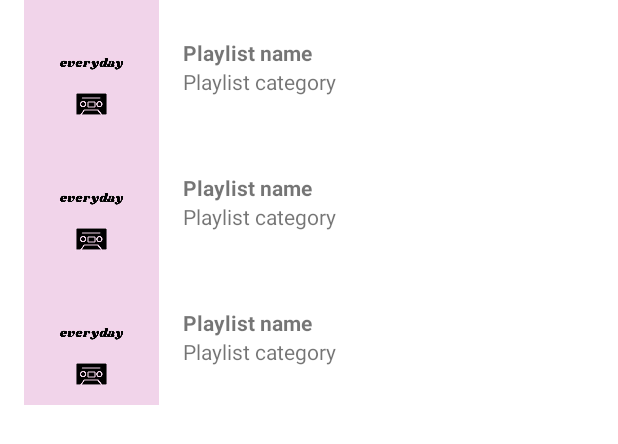
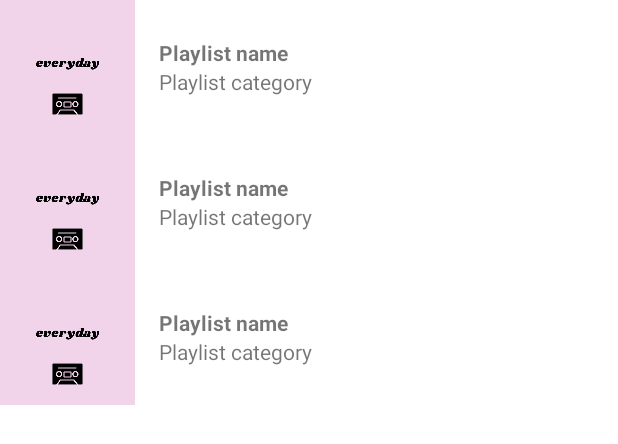
Before and after one commit to asfroggen/TDDWorkshop, an Android app: the layout fragment_playlists.xml on its own in the app's theme, with its tools: preview values and no code run, on a phone screen of 412 x 824 dp. Shown: the top 444 px of the screen. Run offline under Robolectric (Android 15) with nearby library versions, the phone set to English and light mode, and no system bars.

Commit message:
mvp playlist list

```diff
--- a/app/src/main/java/com/esaudev/tddworkshop/data/PlaylistApi.kt
+++ b/app/src/main/java/com/esaudev/tddworkshop/data/PlaylistApi.kt
@@ -1,10 +1,10 @@
 package com.esaudev.tddworkshop.data
 
 import com.esaudev.tddworkshop.domain.model.Playlist
+import retrofit2.http.GET
 
 interface PlaylistApi {
 
-    suspend fun fetchAllPlaylists(): List<Playlist> {
-        TODO("Not yet implemented")
-    }
+    @GET("/playlist")
+    suspend fun fetchAllPlaylists(): List<Playlist>
 }
--- a/app/src/main/java/com/esaudev/tddworkshop/domain/model/Playlist.kt
+++ b/app/src/main/java/com/esaudev/tddworkshop/domain/model/Playlist.kt
@@ -7,5 +7,5 @@ data class Playlist(
     val id: String,
     val name: String,
     val category: String,
-    @DrawableRes val image: Int = R.drawable.assert_playlist_default
+    @DrawableRes val image: Int = R.drawable.asset_playlist_default
 )
--- a/app/src/main/java/com/esaudev/tddworkshop/ui/list/PlaylistListAdapter.kt
+++ b/app/src/main/java/com/esaudev/tddworkshop/ui/list/PlaylistListAdapter.kt
@@ -5,6 +5,7 @@ import android.view.LayoutInflater
 import android.view.ViewGroup
 import android.widget.ImageView
 import android.widget.TextView
+import com.esaudev.tddworkshop.R
 import com.esaudev.tddworkshop.databinding.ItemPlaylistBinding
 import com.esaudev.tddworkshop.domain.model.Playlist
 
@@ -28,7 +29,7 @@ class PlaylistListAdapter(
         val item = values[position]
         holder.playlistName.text = item.name
         holder.playlistCategory.text = item.category
-        holder.playlistImage.setImageResource(item.image)
+        holder.playlistImage.setImageResource(R.drawable.asset_playlist_default)
     }
 
     override fun getItemCount(): Int = values.size
--- a/app/src/main/res/layout/fragment_playlists.xml
+++ b/app/src/main/res/layout/fragment_playlists.xml
@@ -6,8 +6,6 @@
     android:name="com.esaudev.tddworkshop.ui.PlaylistFragment"
     android:layout_width="match_parent"
     android:layout_height="match_parent"
-    android:layout_marginLeft="16dp"
-    android:layout_marginRight="16dp"
     app:layoutManager="LinearLayoutManager"
     tools:context=".ui.list.PlaylistFragment"
     tools:listitem="@layout/item_playlist" />
--- a/app/src/main/res/layout/item_playlist.xml
+++ b/app/src/main/res/layout/item_playlist.xml
@@ -10,7 +10,7 @@
         android:id="@+id/playlistImage"
         android:layout_width="90dp"
         android:layout_height="90dp"
-        android:src="@drawable/assert_playlist_default"
+        android:src="@drawable/asset_playlist_default"
         android:scaleType="centerCrop"/>
 
     <LinearLayout
```
Also changed, not shown: app/src/main/java/com/esaudev/tddworkshop/ui/list/PlaylistFragment.kt (+14 -1 lines), app/src/main/res/drawable/asset_playlist_default.jpg (renamed from app/src/main/res/drawable/assert_playlist_default.jpg), 1 other file.
